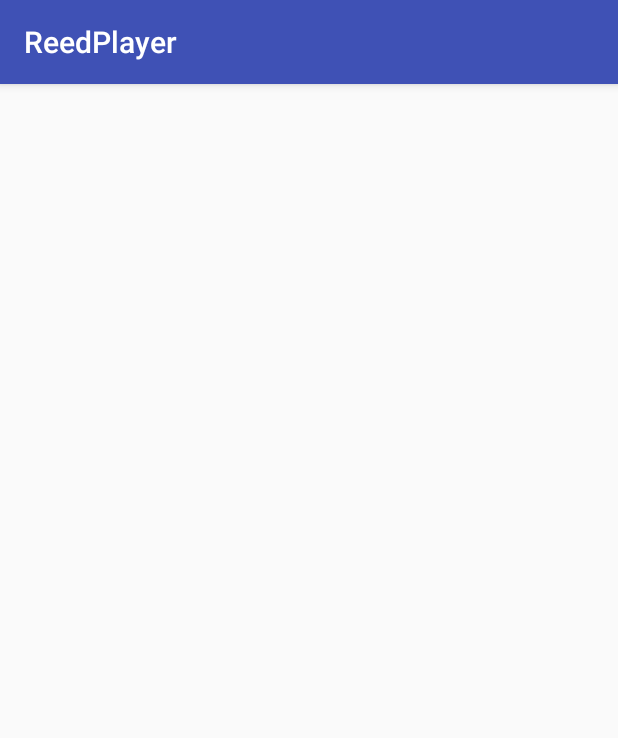
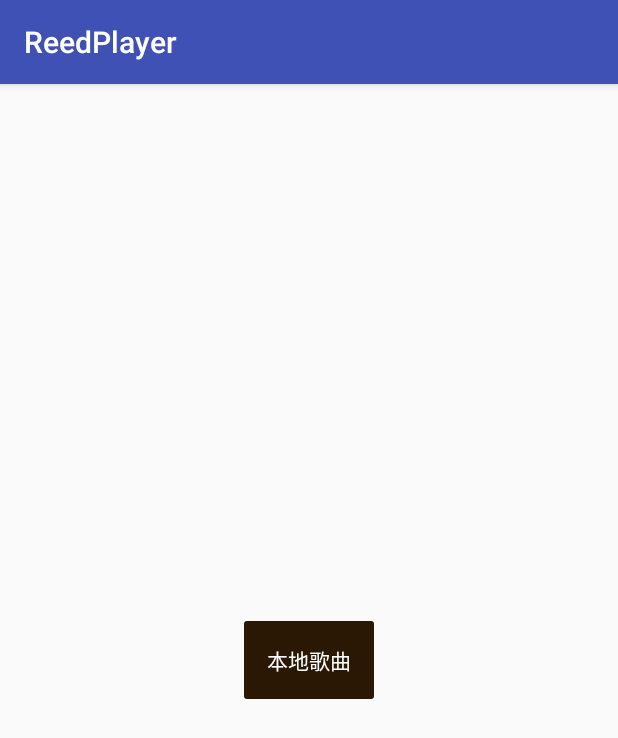
Before and after one commit to thinkreed/ReedPlayer, an Android app: the screen it shows after launch (MainActivity), on a phone screen of 412 x 824 dp. Shown: the top 738 px of the screen. Run offline under Robolectric (Android 15) with nearby library versions, the phone set to English and light mode, and no system bars; libraries missing offline, so code that uses them is left out: com.facebook.drawee; 1 statement that could not run was skipped.

Commit message:
add some thing

```diff
--- a/app/build.gradle
+++ b/app/build.gradle
@@ -25,4 +25,5 @@ dependencies {
     compile 'com.android.support:appcompat-v7:23.3.0'
     compile 'com.android.support:design:23.3.0'
     compile "com.facebook.fresco:fresco:0.9.0+"
+    compile 'org.greenrobot:eventbus:3.0.0'
 }
--- a/app/src/main/java/com/reed/reedplayer/ReedApplication.java
+++ b/app/src/main/java/com/reed/reedplayer/ReedApplication.java
@@ -9,6 +9,16 @@ import com.facebook.drawee.backends.pipeline.Fresco;
  */
 public class ReedApplication extends Application {
 
+  private static ReedApplication sInstance;
+
+  public static ReedApplication getInstance() {
+    return sInstance;
+  }
+
+  public ReedApplication() {
+    sInstance = this;
+  }
+
   @Override
   public void onCreate() {
     super.onCreate();
--- a/app/src/main/java/com/reed/reedplayer/fragment/MainFragment.java
+++ b/app/src/main/java/com/reed/reedplayer/fragment/MainFragment.java
@@ -1,4 +1,14 @@
 package com.reed.reedplayer.fragment;
+
+import android.content.Intent;
+import android.os.Bundle;
+import android.support.annotation.Nullable;
+import android.view.LayoutInflater;
+import android.view.View;
+import android.view.ViewGroup;
+
+import com.reed.reedplayer.R;
+import com.reed.reedplayer.activity.SongListActivity;
 
 /**
  * Created by thinkreed on 16/5/23.
@@ -8,4 +18,23 @@ public class MainFragment extends BaseFragment {
   public static MainFragment getInstance() {
     return new MainFragment();
   }
+
+  @Nullable
+  @Override
+  public View onCreateView(LayoutInflater inflater, @Nullable ViewGroup container,
+      @Nullable Bundle savedInstanceState) {
+    return inflater.inflate(R.layout.fragment_main, container, false);
+  }
+
+  @Override
+  public void onViewCreated(View view, @Nullable Bundle savedInstanceState) {
+    super.onViewCreated(view, savedInstanceState);
+    view.findViewById(R.id.btn_local_songs).setOnClickListener(new View.OnClickListener() {
+      @Override
+      public void onClick(View v) {
+        Intent intent = new Intent(getActivity(), SongListActivity.class);
+        startActivity(intent);
+      }
+    });
+  }
 }
--- /dev/null
+++ b/app/src/main/res/drawable/dark_rounded_corners.xml
@@ -0,0 +1,15 @@
+<?xml version="1.0" encoding="utf-8"?>
+<shape xmlns:android="http://schemas.android.com/apk/res/android"
+    android:shape="rectangle">
+
+    <corners android:radius="2dp" />
+
+    <solid android:color="@color/dark" />
+
+    <padding
+        android:bottom="2dp"
+        android:left="4dp"
+        android:right="4dp"
+        android:top="2dp" />
+
+</shape>
--- /dev/null
+++ b/app/src/main/res/layout/fragment_main.xml
@@ -0,0 +1,19 @@
+<?xml version="1.0" encoding="utf-8"?>
+<FrameLayout xmlns:android="http://schemas.android.com/apk/res/android"
+    android:layout_width="match_parent"
+    android:layout_height="match_parent"
+    android:orientation="vertical">
+
+    <TextView
+        android:id="@+id/btn_local_songs"
+        android:layout_width="wrap_content"
+        android:layout_height="wrap_content"
+        android:layout_gravity="center"
+        android:background="@drawable/dark_rounded_corners"
+        android:gravity="center"
+        android:padding="15dp"
+        android:text="@string/local_songs"
+        android:textColor="@android:color/white"
+        android:textSize="14sp" />
+
+</FrameLayout>
--- a/app/src/main/res/values/colors.xml
+++ b/app/src/main/res/values/colors.xml
@@ -3,4 +3,7 @@
     <color name="colorPrimary">#3F51B5</color>
     <color name="colorPrimaryDark">#303F9F</color>
     <color name="colorAccent">#FF4081</color>
+
+    <color name="dark">#2A1805</color>
+
 </resources>
--- a/app/src/main/res/values/strings.xml
+++ b/app/src/main/res/values/strings.xml
@@ -1,3 +1,5 @@
 <resources>
     <string name="app_name">ReedPlayer</string>
+
+    <string name="local_songs">本地歌曲</string>
 </resources>
```
Also changed, not shown: app/src/main/AndroidManifest.xml (+8 -0 lines), app/src/main/java/com/reed/reedplayer/activity/SongListActivity.java (added, +14 -0 lines), app/src/main/java/com/reed/reedplayer/adapter/BaseReedAdapter.java (+16 -2 lines), app/src/main/java/com/reed/reedplayer/adapter/ReedPlayerAdapter.java (deleted, +0 -22 lines), app/src/main/java/com/reed/reedplayer/adapter/SongListAdapter.java (added, +33 -0 lines), app/src/main/java/com/reed/reedplayer/fragment/SongListFragment.java (added, +45 -0 lines), app/src/main/java/com/reed/reedplayer/model/BaseModelSource.java (added, +54 -0 lines), app/src/main/java/com/reed/reedplayer/model/LocalSongsModelSource.java (added, +56 -0 lines), app/src/main/java/com/reed/reedplayer/model/Model.java (+30 -7 lines), app/src/main/java/com/reed/reedplayer/presenter/DisplayPresenter.java (added, +34 -0 lines), app/src/main/java/com/reed/reedplayer/utils/CheckUtils.java (added, +11 -0 lines), app/src/main/java/com/reed/reedplayer/utils/Consts.java (added, +8 -0 lines), app/src/main/res/layout/item_song_info.xml (added, +32 -0 lines).
